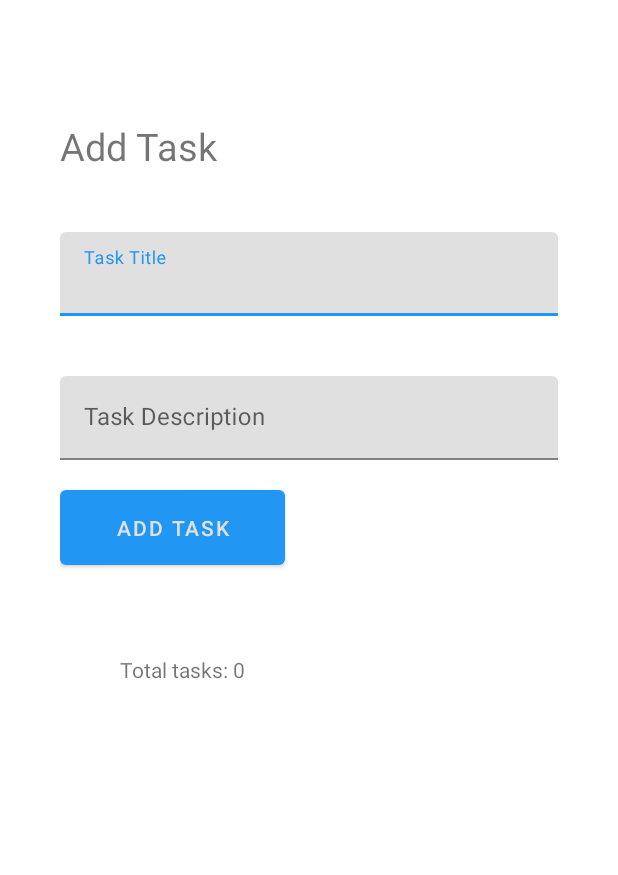
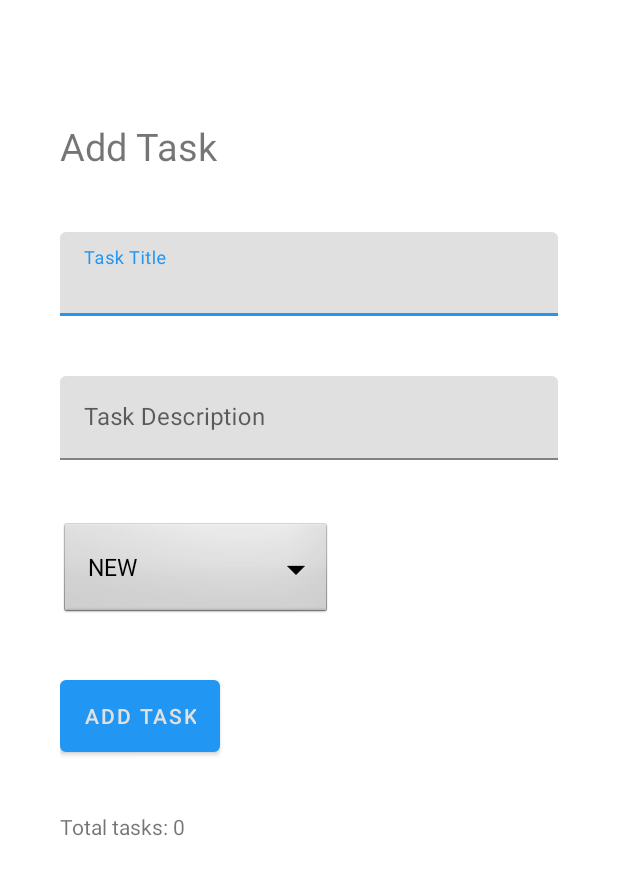
Before and after one commit to Mahmoud-Saadeh/taskmaster, an Android app: the screen it shows after launch (AddTask), after a tap on "Add Task", on a phone screen of 412 x 824 dp. Shown: the top 875 px of the screen. Run offline under Robolectric (Android 15) with nearby library versions, the phone set to English and light mode, and no system bars; our stand-ins replace Room's generated code.

```diff
--- a/app/src/main/java/com/example/taskmaster/AddTask.java
+++ b/app/src/main/java/com/example/taskmaster/AddTask.java
@@ -1,21 +1,66 @@
 package com.example.taskmaster;
 
+import android.annotation.SuppressLint;
 import android.os.Bundle;
+import android.util.Log;
 import android.view.View;
+import android.widget.AdapterView;
+import android.widget.ArrayAdapter;
+import android.widget.Spinner;
+import android.widget.TextView;
 import android.widget.Toast;
 
 import androidx.appcompat.app.AppCompatActivity;
+import androidx.room.Room;
+
+import com.example.taskmaster.room.AppDatabase;
+import com.example.taskmaster.room.TaskDao;
+import com.google.android.material.textfield.TextInputLayout;
+
+import java.util.Objects;
 
 public class AddTask extends AppCompatActivity {
+    private AppDatabase db;
+    private TaskDao taskDao;
 
+    @SuppressLint("SetTextI18n")
     @Override
     protected void onCreate(Bundle savedInstanceState) {
         super.onCreate(savedInstanceState);
         setContentView(R.layout.add_task);
 
+        //get the spinner from the xml.
+        Spinner stateSpinner = findViewById(R.id.task_state_spinner);
+        //create a list of items for the spinner.
+        String[] stateListSpinner = new String[]{TaskStates.NEW.toString(),
+                TaskStates.COMPLETE.toString(),
+                TaskStates.ASSIGNED.toString(),
+                TaskStates.IN_PROGRESS.toString()};
+
+        //create an adapter to describe how the items are displayed, adapters are used in several places in android.
+        ArrayAdapter<String> adapter = new ArrayAdapter<>(this, android.R.layout.simple_spinner_dropdown_item, stateListSpinner);
+        //set the spinners adapter to the previously created one.
+
+        stateSpinner.setAdapter(adapter);
+
+        db = Room.databaseBuilder(getApplicationContext(),AppDatabase.class, "Task").allowMainThreadQueries().build();
+        taskDao = db.taskDao();
+
+        ((TextView) findViewById(R.id.tasks_count)).setText("Total tasks: "+ taskDao.findAll().size());
+
         findViewById(R.id.addTask).setOnClickListener(new View.OnClickListener() {
+            @SuppressLint("SetTextI18n")
             @Override
             public void onClick(View view) {
+                String taskTitle = Objects.requireNonNull(((TextInputLayout) findViewById(R.id.taskTitle)).getEditText()).getText().toString();
+                String taskBody = Objects.requireNonNull(((TextInputLayout) findViewById(R.id.taskDescription)).getEditText()).getText().toString();
+                String taskState = ((Spinner) findViewById(R.id.task_state_spinner)).getSelectedItem().toString();
+                Task newTask = new Task(taskBody, taskTitle, taskState);
+
+                ((TextView) findViewById(R.id.tasks_count)).setText("Total tasks: "+ taskDao.findAll().size());
+
+                taskDao.addTask(newTask);
+
                 Toast.makeText(getBaseContext(), "submitted!", Toast.LENGTH_SHORT).show();
             }
         });
--- a/app/src/main/java/com/example/taskmaster/MainActivity.java
+++ b/app/src/main/java/com/example/taskmaster/MainActivity.java
@@ -1,61 +1,62 @@
 package com.example.taskmaster;
 
-import android.app.FragmentTransaction;
 import android.content.Intent;
 import android.content.SharedPreferences;
 import android.os.Bundle;
 import android.preference.PreferenceManager;
 import android.util.Log;
-import android.view.View;
 import android.widget.TextView;
 
 import androidx.appcompat.app.AppCompatActivity;
-
-import androidx.fragment.app.Fragment;
 import androidx.recyclerview.widget.LinearLayoutManager;
 import androidx.recyclerview.widget.RecyclerView;
+import androidx.room.Room;
+
+import com.example.taskmaster.room.AppDatabase;
+import com.example.taskmaster.room.TaskDao;
 
 import java.util.ArrayList;
 import java.util.List;
 
 
 public class MainActivity extends AppCompatActivity {
-
-//    private AppBarConfiguration appBarConfiguration;
-//    private ActivityMainBinding binding;
     private List<Task> taskList = new ArrayList<>();
+    private AppDatabase db;
+    private TaskDao taskDao;
 
     @Override
     protected void onCreate(Bundle savedInstanceState) {
         super.onCreate(savedInstanceState);
+        setContentView(R.layout.activity_main);
 
-//        binding = ActivityMainBinding.inflate(getLayoutInflater());
-//        setContentView(binding.getRoot());
-        setContentView(R.layout.activity_main);
-//        setSupportActionBar(binding.toolbar);
-//
-//        NavController navController = Navigation.findNavController(this, R.id.nav_host_fragment_content_main);
-//        appBarConfiguration = new AppBarConfiguration.Builder(navController.getGraph()).build();
-//        NavigationUI.setupActionBarWithNavController(this, navController, appBarConfiguration);
+//        taskList.add(new Task("Do 100 push-ups","Training", TaskStates.IN_PROGRESS));
+//        taskList.add(new Task("Solve ASAC assignments","Studying", TaskStates.COMPLETE));
+//        taskList.add(new Task("Buy Coffee","Shopping", TaskStates.ASSIGNED));
+//        taskList.add(new Task("play CS GO","Playing", TaskStates.NEW));
+//        taskList.add(new Task("Eat dinner","Eating", TaskStates.COMPLETE));
+
+    }
 
 
+    @Override
+    public void onResume() {
+        super.onResume();
         RecyclerView taskRecyclerView = findViewById(R.id.task_list);
 
-        taskList.add(new Task("Do 100 push-ups","Training", TaskStates.IN_PROGRESS));
-        taskList.add(new Task("Solve ASAC assignments","Studying", TaskStates.COMPLETE));
-        taskList.add(new Task("Buy Coffee","Shopping", TaskStates.ASSIGNED));
-        taskList.add(new Task("play CS GO","Playing", TaskStates.NEW));
-        taskList.add(new Task("Eat dinner","Eating", TaskStates.COMPLETE));
+        SharedPreferences preferences = PreferenceManager.getDefaultSharedPreferences(getApplicationContext());
+        Log.i("HOME", "onResume: " + preferences.getString("userName", "My Tasks"));
 
-        TaskViewAdapter adapter = new TaskViewAdapter(taskList, new TaskViewAdapter.OnTaskItemClickListener() {
-            @Override
-            public void onItemClicked(int position) {
-                Intent goToDetailsIntent = new Intent(getBaseContext(), TaskDetail.class);
-                goToDetailsIntent.putExtra("task_title", taskList.get(position).getTitle());
-                goToDetailsIntent.putExtra("task_body", taskList.get(position).getBody());
-                goToDetailsIntent.putExtra("task_state", taskList.get(position).getState().toString());
-                startActivity(goToDetailsIntent);
-            }
+        ((TextView) findViewById(R.id.homePageTitle)).setText(preferences.getString("userName", "My Tasks") + "'s Tasks");
+
+        db = Room.databaseBuilder(getApplicationContext(),AppDatabase.class, "Task").allowMainThreadQueries().build();
+        taskDao = db.taskDao();
+
+        taskList = taskDao.findAll();
+
+        TaskViewAdapter adapter = new TaskViewAdapter(taskList, position -> {
+            Intent goToDetailsIntent = new Intent(getBaseContext(), TaskDetail.class);
+            goToDetailsIntent.putExtra("task_uid", taskList.get(position).getUid());
+            startActivity(goToDetailsIntent);
         });
 
 
@@ -72,36 +73,9 @@ public class MainActivity extends AppCompatActivity {
             startActivity(settings);
         });
 
-        findViewById(R.id.addTaskMenu).setOnClickListener(new View.OnClickListener() {
-            @Override
-            public void onClick(View view) {
-                Intent goToAddTask = new Intent(getBaseContext(),AddTask.class);
-                startActivity(goToAddTask);
-            }
+        findViewById(R.id.addTaskMenu).setOnClickListener(view -> {
+            Intent goToAddTask = new Intent(getBaseContext(),AddTask.class);
+            startActivity(goToAddTask);
         });
     }
-
-
-//    @Override
-//    public boolean onSupportNavigateUp() {
-//        NavController navController = Navigation.findNavController(this, R.id.nav_host_fragment_content_main);
-//        return NavigationUI.navigateUp(navController, appBarConfiguration)
-//                || super.onSupportNavigateUp();
-//    }
-
-
-//    @Override
-//    public void onDestroy() {
-//        super.onDestroy();
-//    }
-
-    @Override
-    public void onResume() {
-        super.onResume();
-        //homePageTitle
-        SharedPreferences preferences = PreferenceManager.getDefaultSharedPreferences(getApplicationContext());
-        Log.i("HOME", "onResume: " + preferences.getString("userName", "My Tasks"));
-
-        ((TextView) findViewById(R.id.homePageTitle)).setText(preferences.getString("userName", "My Tasks") + "'s Tasks");
-    }
 }
--- /dev/null
+++ b/app/src/main/java/com/example/taskmaster/room/AppDatabase.java
@@ -0,0 +1,11 @@
+package com.example.taskmaster.room;
+
+import androidx.room.Database;
+import androidx.room.RoomDatabase;
+
+import com.example.taskmaster.Task;
+
+@Database(entities = {Task.class}, version = 1, exportSchema = false)
+public abstract class AppDatabase extends RoomDatabase {
+    public abstract TaskDao taskDao();
+}
--- /dev/null
+++ b/app/src/main/java/com/example/taskmaster/room/TaskDao.java
@@ -0,0 +1,21 @@
+package com.example.taskmaster.room;
+
+import androidx.room.Dao;
+import androidx.room.Insert;
+import androidx.room.Query;
+
+import com.example.taskmaster.Task;
+
+import java.util.List;
+
+@Dao
+public interface TaskDao {
+    @Insert
+    void addTask(Task task);
+
+    @Query("SELECT * FROM Task")
+    List<Task> findAll();
+
+    @Query("SELECT * FROM Task WHERE uid LIKE :id")
+    Task findTaskByUid(Long id);
+}
--- a/app/src/main/res/layout/add_task.xml
+++ b/app/src/main/res/layout/add_task.xml
@@ -47,24 +47,56 @@
 
     </com.google.android.material.textfield.TextInputLayout>
 
+
+<!--    <EditText-->
+<!--        android:id="@+id/textArea_information"-->
+<!--        android:layout_width="match_parent"-->
+<!--        android:layout_height="wrap_content"-->
+<!--        android:background="@null"-->
+<!--        android:gravity="top|left"-->
+<!--        android:inputType="textMultiLine"-->
+<!--        android:overScrollMode="always"-->
+<!--        android:scrollbarStyle="insideInset"-->
+<!--        android:scrollbars="vertical"-->
+<!--        android:lines="6"-->
+<!--        android:textAppearance="?android:attr/textAppearanceMedium"-->
+<!--        android:scrollHorizontally="false" />-->
+
+    <androidx.appcompat.widget.LinearLayoutCompat
+        android:id="@+id/linearLayoutCompat"
+        android:layout_width="match_parent"
+        android:layout_height="wrap_content"
+        app:layout_constraintTop_toBottomOf="@+id/taskDescription"
+        tools:layout_editor_absoluteX="40dp"
+        android:layout_marginTop="40dp">
+
+        <Spinner
+            android:id="@+id/task_state_spinner"
+            android:layout_width="wrap_content"
+            android:layout_height="wrap_content"
+            android:background="@android:drawable/btn_dropdown"
+            android:spinnerMode="dropdown"
+            />
+    </androidx.appcompat.widget.LinearLayoutCompat>
+
     <Button
         android:id="@+id/addTask"
-        android:layout_width="150dp"
-        android:layout_height="50dp"
-        android:layout_marginTop="20dp"
+        android:layout_width="wrap_content"
+        android:layout_height="wrap_content"
         android:background="@drawable/mybutton"
         android:text="@string/add_task"
         android:textColor="@color/gray_text"
+        android:layout_marginTop="40dp"
         app:layout_constraintStart_toStartOf="parent"
-        app:layout_constraintTop_toBottomOf="@+id/taskDescription" />
+        app:layout_constraintTop_toBottomOf="@+id/linearLayoutCompat" />
 
     <TextView
+        android:id="@+id/tasks_count"
         android:layout_width="wrap_content"
         android:layout_height="wrap_content"
         android:text="Total tasks: 0"
+        android:layout_marginTop="40dp"
         app:layout_constraintStart_toStartOf="parent"
-        app:layout_constraintTop_toBottomOf="@+id/addTask"
-        android:layout_marginTop="60dp"
-        android:layout_marginLeft="40dp"/>
+        app:layout_constraintTop_toBottomOf="@+id/addTask" />
 
 </androidx.constraintlayout.widget.ConstraintLayout>
```
Also changed, not shown: app/build.gradle (+21 -0 lines), app/src/main/java/com/example/taskmaster/Task.java (+20 -4 lines), app/src/main/java/com/example/taskmaster/TaskDetail.java (+15 -1 lines), app/src/main/res/layout/task_detail_content.xml (+13 -2 lines), 1 other file.
